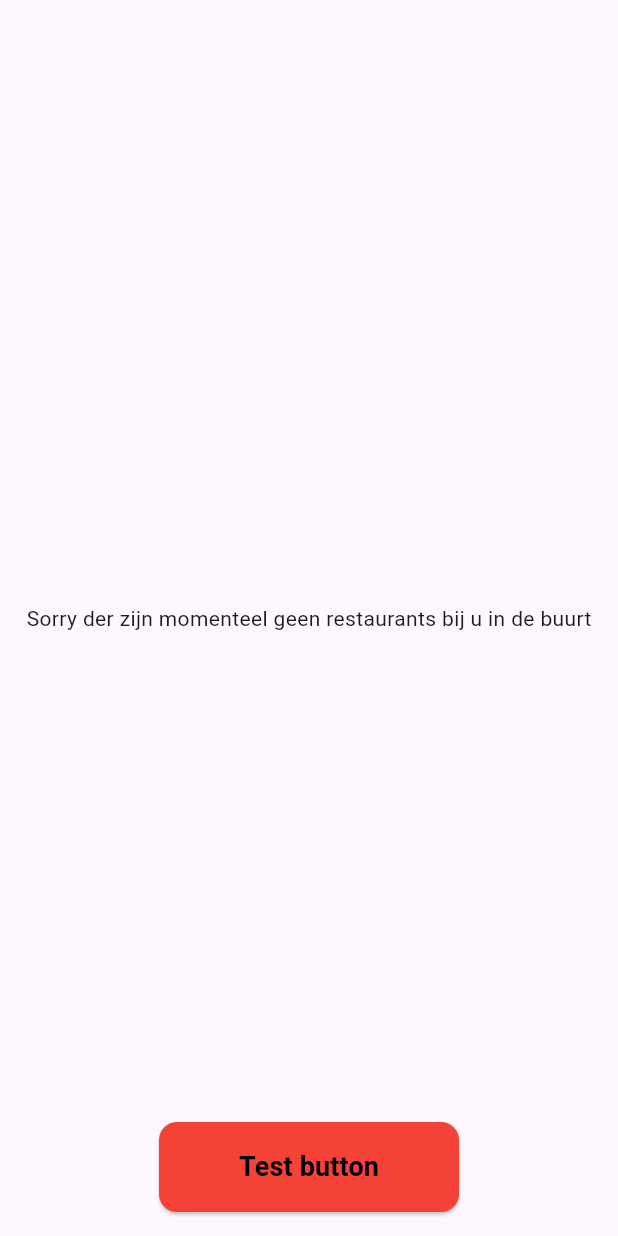
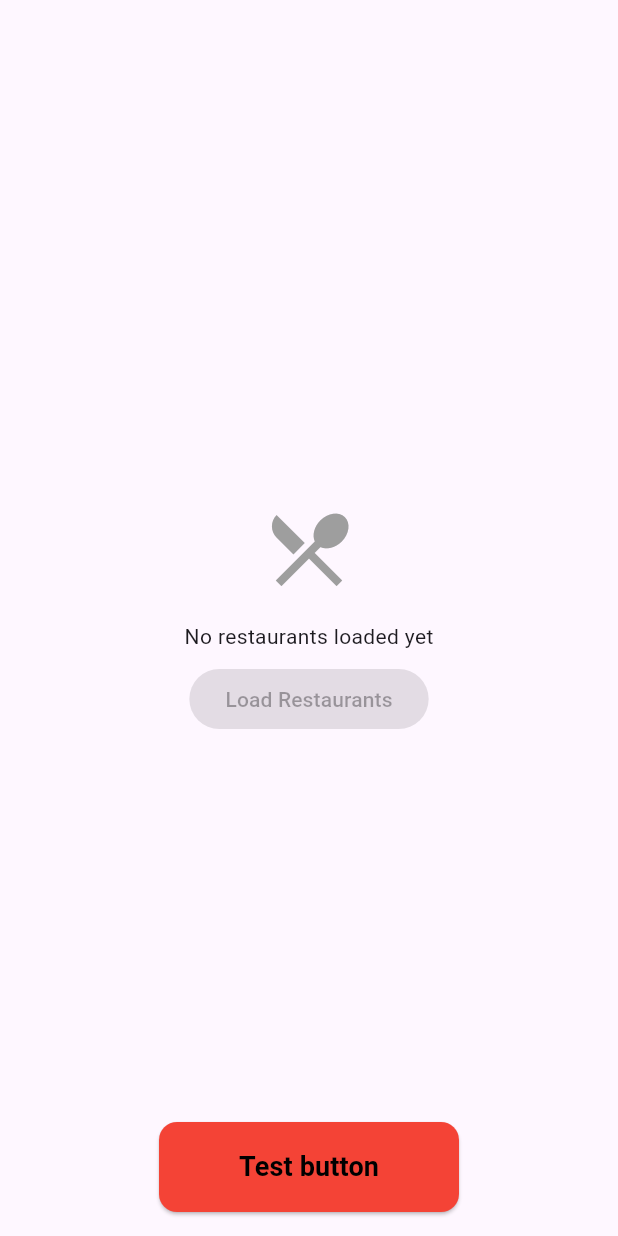
Before and after one commit to KhalilHen/customer_app_, a Flutter app: the RestaurantOverviewPage screen opened by its route, on a phone screen of 412 x 824 dp. Run offline on Flutter 3.47's test engine with Material 3 defaults, Android fonts, the phone set to English and light mode, and no system bars; our stand-ins replace geolocator, go_router, supabase_flutter; accounts and stored records are empty.

Commit message:
Added analytics/log table when users comes in connection state none

```diff
--- a/lib/pages/restaurant_overview_.dart
+++ b/lib/pages/restaurant_overview_.dart
@@ -1,6 +1,7 @@
 import 'package:flutter/material.dart';
 import 'package:hf_customer_app/controller/restaurant_controller.dart';
 import 'package:hf_customer_app/models/restaurant.dart';
+import 'package:hf_customer_app/service/analytics_service.dart';
 
 class RestaurantOverviewPage extends StatefulWidget {
   const RestaurantOverviewPage({super.key});
@@ -20,69 +21,93 @@ class _RestaurantOverviewPageState extends State<RestaurantOverviewPage> {
 
           switch (snapshot.connectionState) {
             case ConnectionState.waiting:
-              return const CircularProgressIndicator();
+     return  const Center(
 
+                child: CircularProgressIndicator(),
+              );
             case ConnectionState.none:
-              return const LinearProgressIndicator();
+            AnalyticsService.logEvent('connection_state_none', page: 'restaurant_overview_page');
+  return const Center(child: CircularProgressIndicator());
 
             case ConnectionState.active:
-              if (snapshot.hasData && snapshot.data!.isNotEmpty) {
-                final List<Restaurant> restaurants = snapshot.data!;
+              // return const Center(child: LinearProgressIndicator());
+                return const Center(
+    child: Column(
+      mainAxisAlignment: MainAxisAlignment.center,
+      children: [
+        Icon(Icons.restaurant_menu, size: 64, color: Colors.grey),
+        SizedBox(height: 16),
+        Text('No restaurants loaded yet'),
+        SizedBox(height: 8),
+        ElevatedButton(
+          onPressed: null,
+          child: Text('Load Restaurants'),
+        ),
+      ],
+    ),
+  );
 
-                return ListView.builder(
-                  itemCount: snapshot.data!.length,
-                  itemBuilder: (context, index) {
-                    final restaurant = restaurants[index];
+              // return const LinearProgressIndicator();
 
-                    return GestureDetector(
+              // if (snapshot.hasData && snapshot.data!.isNotEmpty) {
+              //   final List<Restaurant> restaurants = snapshot.data!;
 
-                         onTap: () {
-                                         //TODO Add here route
-                                        },
-                      child: Hero(
-                        tag: "Restaurant-${restaurant.id}",
-                        child: Card(
-                          child: Column(
-                            mainAxisAlignment: MainAxisAlignment.spaceEvenly,
-                            children: [
-                              Text(restaurant.name),
+              //   return ListView.builder(
+              //     itemCount: snapshot.data!.length,
+              //     itemBuilder: (context, index) {
+              //       final restaurant = restaurants[index];
 
-                              const SizedBox(height: 20),
+              //       return GestureDetector(
 
-                              Text(restaurant.description ?? "geen tekst"),
-                              Text(restaurant.phoneNumber),
+              //            onTap: () {
+              //                            //TODO Add here route
+              //                           },
+              //         child: Hero(
+              //           tag: "Restaurant-${restaurant.id}",
+              //           child: Card(
+              //             child: Column(
+              //               mainAxisAlignment: MainAxisAlignment.spaceEvenly,
+              //               children: [
+              //                 Text(restaurant.name),
 
-                              const SizedBox(height: 30),
+              //                 const SizedBox(height: 20),
 
-                              restaurant.restaurantPreviewBanner != null
-                                  ? Image.network(
-                                      restaurant.restaurantPreviewBanner!,
+              //                 Text(restaurant.description ?? "geen tekst"),
+              //                 Text(restaurant.phoneNumber),
 
-                                      height: 150,
-                                      width: 300,
-                                    )
-                                  : const Icon(Icons.hide_image),
+              //                 const SizedBox(height: 30),
 
-                            ],
-                          ),
-                        ),
-                      ),
-                    );
+              //                 restaurant.restaurantPreviewBanner != null
+              //                     ? Image.network(
+              //                         restaurant.restaurantPreviewBanner!,
 
-                    // return RestaurantCard();
-                  },
-                );
-              } else if (snapshot.hasData && snapshot.data!.isEmpty) {
-                return const Center(
-                  child: Text(
-                    "Sorry der zijn momenteel geen restaurants bij u in de buurt",
-                  ),
-                );
-              } else {
-                return const Center(
-                  child: Text("Sorry der is niks beschikbaar momenteel"),
-                );
-              }
+              //                         height: 150,
+              //                         width: 300,
+              //                       )
+              //                     : const Icon(Icons.hide_image),
+
+              //               ],
+              //             ),
+              //           ),
+              //         ),
+              //       );
+
+              //       // return RestaurantCard();
+              //     },
+              //   );
+              // }
+
+              // else if (snapshot.hasData && snapshot.data!.isEmpty) {
+              //   return const Center(
+              //     child: Text(
+              //       "Sorry der zijn momenteel geen restaurants bij u in de buurt",
+              //     ),
+              //   );
+              // } else {
+              //   return const Center(
+              //     child: Text("Sorry der is niks beschikbaar momenteel"),
+              //   );
+              // }
             case ConnectionState.done:
               return Center(
                 child: Padding(
--- /dev/null
+++ b/lib/service/analytics_service.dart
@@ -0,0 +1,29 @@
+
+
+import 'package:hf_customer_app/main.dart';
+
+class AnalyticsService {
+
+
+  static Future<void> logEvent(
+    String eventType, {
+    String? page,
+    String? userId,
+    Map<String, dynamic>? metadata,
+  }) async {
+    try {
+      await supabase.from('app_logs').insert({
+        'event_type': eventType,
+        'page': page,
+        'user_id': userId,
+        'metadata': metadata,
+      });
+    } catch (e) {
+      // Silent fail
+    }
+  }
+
+
+
+
+}
```
